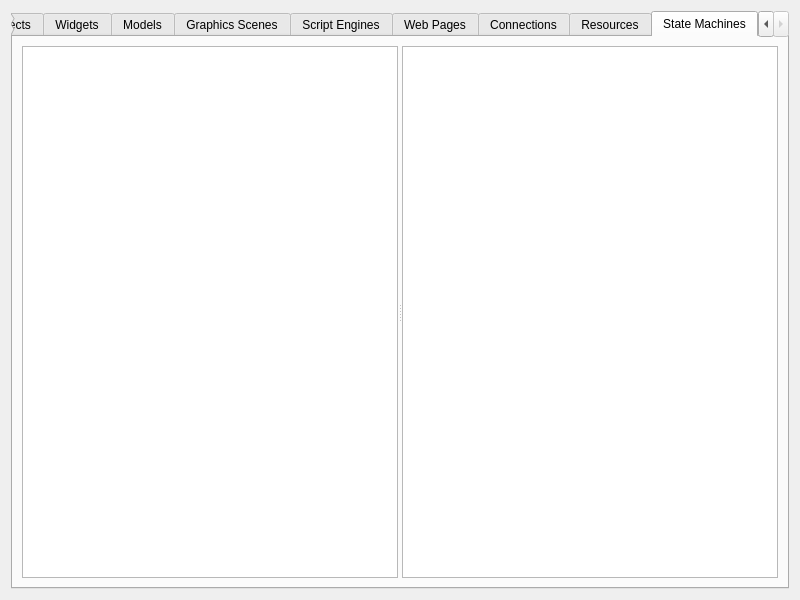
Old version of the form mainwindow.ui in the repository KDAB/GammaRay.
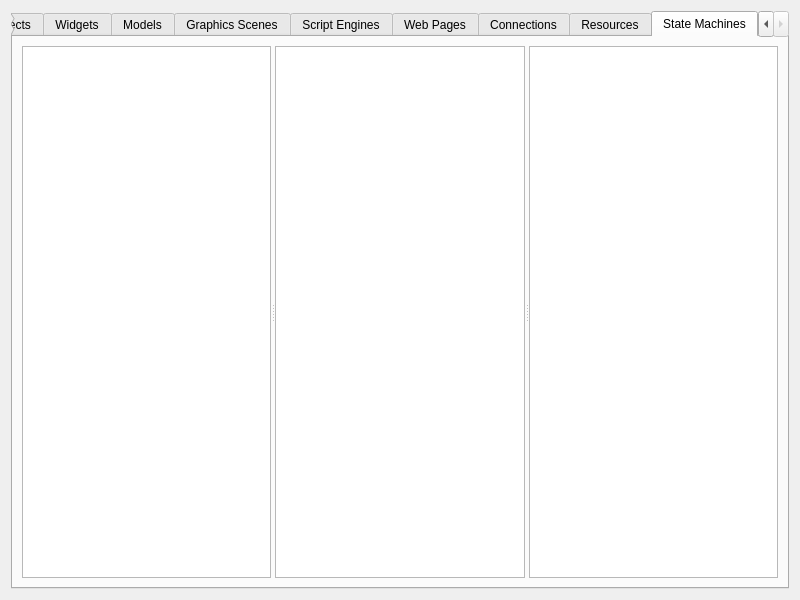
New version of the form. The open tabs and pages were chosen to show the change. Custom widgets are drawn as their Qt base class.

Commit message: Add a transition view.

What changed in the file:
```diff
--- a/mainwindow.ui
+++ b/mainwindow.ui
@@ -292,6 +292,7 @@
          </property>
          <widget class="QTreeView" name="stateMachinesView"/>
          <widget class="QTreeView" name="singleStateMachineView"/>
+         <widget class="QTreeView" name="transitionView"/>
         </widget>
        </item>
       </layout>
```
The commit also changes 2 other files.
